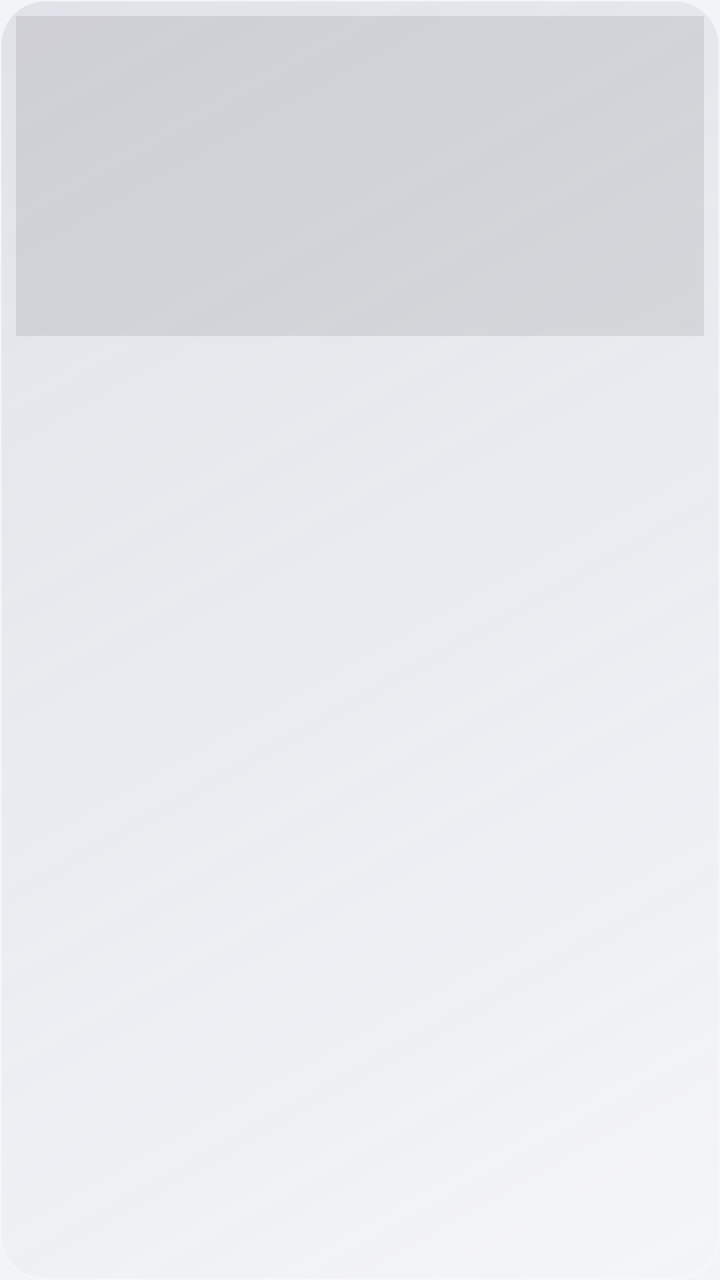
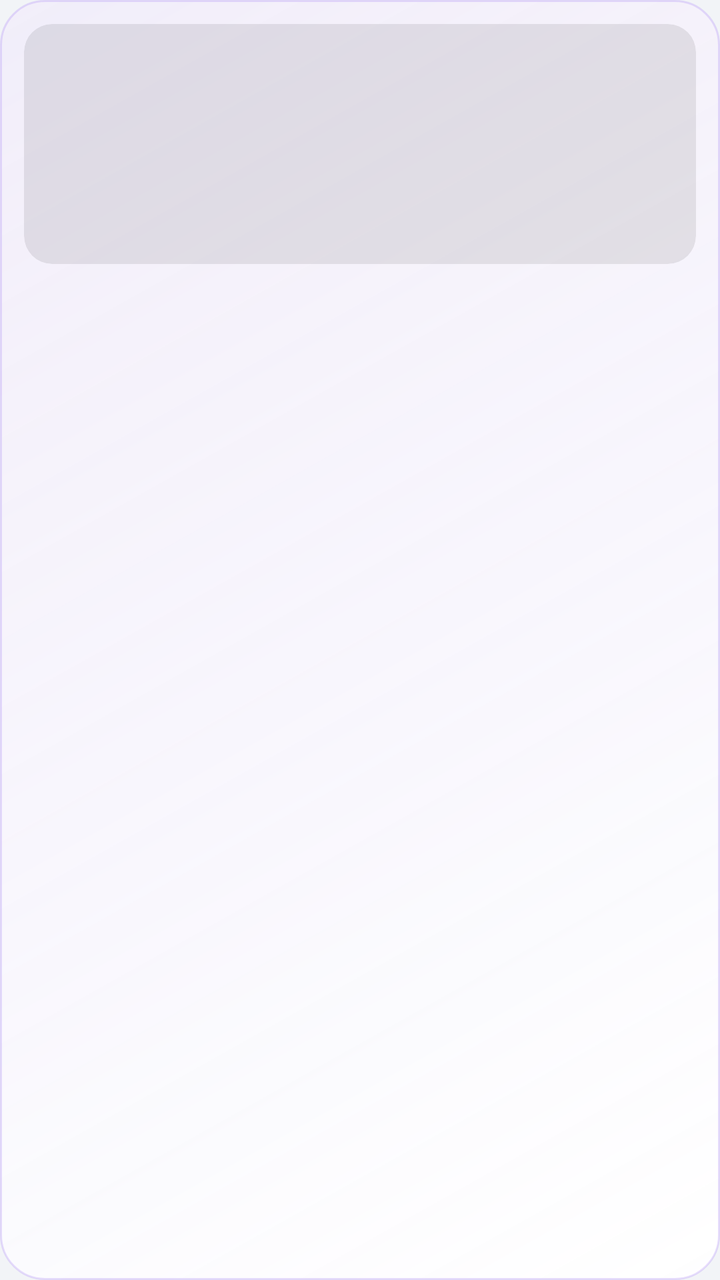

Screens rendered from an Android XML layout before and after an edit, with the pre-edit source and the edit as a unified diff.
<!-- AndroidManifest.xml: application theme Theme.UvcBlindCam -->
<!-- res/layout/item_gallery.xml -->
<?xml version="1.0" encoding="utf-8"?>
<LinearLayout xmlns:android="http://schemas.android.com/apk/res/android"
    android:layout_width="match_parent"
    android:layout_height="wrap_content"
    android:background="@drawable/bg_glass_card"
    android:orientation="vertical"
    android:padding="8dp">

    <FrameLayout
        android:layout_width="match_parent"
        android:layout_height="wrap_content">

        <ImageView
            android:id="@+id/imgThumb"
            android:layout_width="match_parent"
            android:layout_height="160dp"
            android:background="#16000000"
            android:contentDescription="@string/gallery_thumb_desc"
            android:scaleType="centerCrop" />

        
        <ImageView
            android:id="@+id/imgPlay"
            android:layout_width="40dp"
            android:layout_height="40dp"
            android:layout_gravity="center"
            android:background="@drawable/bg_play_badge"
            android:contentDescription="@string/player_play"
            android:padding="9dp"
            android:src="@drawable/ic_play"
            android:visibility="gone" />

        
        <TextView
            android:id="@+id/tvDuration"
            android:layout_width="wrap_content"
            android:layout_height="wrap_content"
            android:layout_gravity="bottom|end"
            android:layout_margin="6dp"
            android:background="#99000000"
            android:paddingStart="7dp"
            android:paddingTop="3dp"
            android:paddingEnd="7dp"
            android:paddingBottom="3dp"
            android:textColor="#FFFFFFFF"
            android:textSize="11sp"
            android:visibility="gone" />

        
        <ImageView
            android:id="@+id/imgCheck"
            android:layout_width="28dp"
            android:layout_height="28dp"
            android:layout_gravity="top|end"
            android:layout_margin="6dp"
            android:contentDescription="@string/gallery_select_items"
            android:src="@drawable/bg_checkbox"
            android:visibility="gone" />
    </FrameLayout>

    <TextView
        android:id="@+id/tvName"
        android:layout_width="match_parent"
        android:layout_height="wrap_content"
        android:layout_marginTop="8dp"
        android:ellipsize="end"
        android:maxLines="1"
        android:paddingStart="4dp"
        android:paddingEnd="4dp"
        android:textColor="#FFEDE9FB"
        android:textSize="13sp"
        android:textStyle="bold" />

    <TextView
        android:id="@+id/tvTime"
        android:layout_width="match_parent"
        android:layout_height="wrap_content"
        android:ellipsize="end"
        android:maxLines="1"
        android:paddingStart="4dp"
        android:paddingEnd="4dp"
        android:paddingBottom="2dp"
        android:textColor="#99FFFFFF"
        android:textSize="11sp" />
</LinearLayout>
<!-- resources referenced by this layout -->
<resources>
  <!-- drawable bg_checkbox (drawable) -->
  <?xml version="1.0" encoding="utf-8"?>
  <selector xmlns:android="http://schemas.android.com/apk/res/android">
      <item android:state_checked="true" android:drawable="@drawable/bg_checkbox_checked" />
      <item android:drawable="@drawable/bg_checkbox_unchecked" />
  </selector>
  <!-- drawable bg_glass_card (drawable) -->
  <?xml version="1.0" encoding="utf-8"?>
  <shape xmlns:android="http://schemas.android.com/apk/res/android"
      android:shape="rectangle">
      <gradient
          android:angle="135"
          android:startColor="#26FFFFFF"
          android:endColor="#1420184A"
          android:type="linear" />
      <corners android:radius="22dp" />
      <stroke
          android:width="1dp"
          android:color="#3DFFFFFF" />
  </shape>
  <string name="gallery_thumb_desc">缩略图</string>
  <string name="player_play">播放</string>
  <style name="Theme.UvcBlindCam" parent="Theme.Material3.DayNight.NoActionBar">
          <item name="colorPrimary">@color/brand_blue</item>
          <item name="colorPrimaryDark">@color/brand_blue_dark</item>
          <item name="colorOnPrimary">@color/white</item>
          <item name="colorSecondary">@color/brand_blue</item>
          <item name="android:colorBackground">#FFF2F4F7</item>
          <item name="colorOnBackground">#FF1A1F26</item>
          <item name="colorSurface">#FFFFFFFF</item>
          <item name="colorOnSurface">#FF1A1F26</item>
          <item name="colorSurfaceVariant">#FFE3EAF2</item>
          <item name="colorOnSurfaceVariant">#FF5A6472</item>
          <item name="colorOutline">#FFB6C0CC</item>
          <item name="android:statusBarColor">#FFFFFFFF</item>
          <item name="android:navigationBarColor">#FFFFFFFF</item>
          <item name="android:windowLightStatusBar">true</item>
          <item name="android:windowFullscreen">false</item>
  
          
          <item name="appBg">@drawable/bg_gradient_light</item>
          <item name="cardBg">@drawable/bg_glass_card_light</item>
          <item name="barBg">@drawable/bg_glass_bar</item>
          <item name="pillBg">@drawable/bg_pill_light</item>
          <item name="pillSelectedBg">@drawable/bg_pill_gradient</item>
          <item name="appBar">#FFFFFFFF</item>
          <item name="chipBg">#FFE3EAF2</item>
          <item name="onSurfaceDim">#FF5A6472</item>
          <item name="dividerColor">#FFD7DDE5</item>
          <item name="btnOutline">#FFB6C0CC</item>
          <item name="previewLabel">#FFFFFFFF</item>
          <item name="accentColor">#FF1565C0</item>
      </style>
  <!-- drawable bg_checkbox_checked (drawable) -->
  <?xml version="1.0" encoding="utf-8"?>
  <layer-list xmlns:android="http://schemas.android.com/apk/res/android">
      <item>
          <shape android:shape="oval">
              <gradient
                  android:angle="0"
                  android:startColor="#FFFF6FB5"
                  android:endColor="#FF8B5CF6"
                  android:type="linear" />
          </shape>
      </item>
      <item
          android:bottom="7dp"
          android:drawable="@drawable/ic_check_white"
          android:left="7dp"
          android:right="7dp"
          android:top="7dp" />
  </layer-list>
  <!-- drawable bg_checkbox_unchecked (drawable) -->
  <?xml version="1.0" encoding="utf-8"?>
  <shape xmlns:android="http://schemas.android.com/apk/res/android"
      android:shape="oval">
      <solid android:color="#80140B2B" />
      <stroke
          android:width="1.5dp"
          android:color="#B3FFFFFF" />
  </shape>
  <color name="brand_blue">#FF1565C0</color>
  <color name="brand_blue_dark">#FF0D47A1</color>
  <color name="white">#FFFFFFFF</color>
  <!-- drawable ic_check_white (drawable) -->
  <vector xmlns:android="http://schemas.android.com/apk/res/android"
      android:width="24dp"
      android:height="24dp"
      android:viewportWidth="24"
      android:viewportHeight="24">
      <path
          android:fillColor="#FFFFFFFF"
          android:pathData="M9.55,17.6l-4.17,-4.17 -1.42,1.41 5.59,5.59 12,-12 -1.41,-1.41z" />
  </vector>
  <!-- unchanged entries left out for length: 8 -->
</resources>

<!-- the commit's change to res/layout/item_gallery.xml (unified diff, before → after) -->
@@ -2,9 +2,10 @@
 <LinearLayout xmlns:android="http://schemas.android.com/apk/res/android"
     android:layout_width="match_parent"
     android:layout_height="wrap_content"
-    android:background="@drawable/bg_glass_card"
+    android:layout_margin="@dimen/ui_gallery_gap"
+    android:background="?attr/cardBg"
     android:orientation="vertical"
-    android:padding="8dp">
+    android:padding="@dimen/ui_gallery_pad">
 
     <FrameLayout
         android:layout_width="match_parent"
@@ -13,20 +14,22 @@
         <ImageView
             android:id="@+id/imgThumb"
             android:layout_width="match_parent"
-            android:layout_height="160dp"
-            android:background="#16000000"
+            android:layout_height="120dp"
+            android:layout_margin="2dp"
+            android:background="@drawable/bg_thumb_round"
+            android:clipToOutline="true"
             android:contentDescription="@string/gallery_thumb_desc"
             android:scaleType="centerCrop" />
 
         
         <ImageView
             android:id="@+id/imgPlay"
-            android:layout_width="40dp"
-            android:layout_height="40dp"
+            android:layout_width="@dimen/ui_capture_button"
+            android:layout_height="@dimen/ui_capture_button"
             android:layout_gravity="center"
             android:background="@drawable/bg_play_badge"
             android:contentDescription="@string/player_play"
-            android:padding="9dp"
+            android:padding="@dimen/ui_capture_padding"
             android:src="@drawable/ic_play"
             android:visibility="gone" />
 
@@ -43,7 +46,7 @@
             android:paddingEnd="7dp"
             android:paddingBottom="3dp"
             android:textColor="#FFFFFFFF"
-            android:textSize="11sp"
+            android:textSize="@dimen/ui_small"
             android:visibility="gone" />
 
         
@@ -54,7 +57,8 @@
             android:layout_gravity="top|end"
             android:layout_margin="6dp"
             android:contentDescription="@string/gallery_select_items"
-            android:src="@drawable/bg_checkbox"
+            android:padding="6dp"
+            android:scaleType="centerInside"
             android:visibility="gone" />
     </FrameLayout>
 
@@ -67,8 +71,8 @@
         android:maxLines="1"
         android:paddingStart="4dp"
         android:paddingEnd="4dp"
-        android:textColor="#FFEDE9FB"
-        android:textSize="13sp"
+        android:textColor="?attr/colorOnSurface"
+        android:textSize="@dimen/ui_gallery_name"
         android:textStyle="bold" />
 
     <TextView
@@ -80,6 +84,6 @@
         android:paddingStart="4dp"
         android:paddingEnd="4dp"
         android:paddingBottom="2dp"
-        android:textColor="#99FFFFFF"
-        android:textSize="11sp" />
+        android:textColor="?attr/onSurfaceDim"
+        android:textSize="@dimen/ui_gallery_time" />
 </LinearLayout>
<!-- resource entries referenced after the edit -->
@@ -1,24 +1,18 @@
 <!-- resources referenced by this layout -->
 <resources>
-  <!-- drawable bg_checkbox (drawable) -->
-  <?xml version="1.0" encoding="utf-8"?>
-  <selector xmlns:android="http://schemas.android.com/apk/res/android">
-      <item android:state_checked="true" android:drawable="@drawable/bg_checkbox_checked" />
-      <item android:drawable="@drawable/bg_checkbox_unchecked" />
-  </selector>
-  <!-- drawable bg_glass_card (drawable) -->
+  <dimen name="ui_capture_button">28dp</dimen>
+  <dimen name="ui_capture_padding">6dp</dimen>
+  <dimen name="ui_gallery_gap">4dp</dimen>
+  <dimen name="ui_gallery_name">12sp</dimen>
+  <dimen name="ui_gallery_pad">8dp</dimen>
+  <dimen name="ui_gallery_time">10sp</dimen>
+  <dimen name="ui_small">10sp</dimen>
+  <!-- drawable bg_thumb_round (drawable) -->
   <?xml version="1.0" encoding="utf-8"?>
   <shape xmlns:android="http://schemas.android.com/apk/res/android"
       android:shape="rectangle">
-      <gradient
-          android:angle="135"
-          android:startColor="#26FFFFFF"
-          android:endColor="#1420184A"
-          android:type="linear" />
-      <corners android:radius="22dp" />
-      <stroke
-          android:width="1dp"
-          android:color="#3DFFFFFF" />
+      <solid android:color="#16000000" />
+      <corners android:radius="14dp" />
   </shape>
   <string name="gallery_thumb_desc">缩略图</string>
   <string name="player_play">播放</string>
@@ -45,6 +39,7 @@
           <item name="barBg">@drawable/bg_glass_bar</item>
           <item name="pillBg">@drawable/bg_pill_light</item>
           <item name="pillSelectedBg">@drawable/bg_pill_gradient</item>
+          <item name="barChipBg">@drawable/bg_pill</item>
           <item name="appBar">#FFFFFFFF</item>
           <item name="chipBg">#FFE3EAF2</item>
           <item name="onSurfaceDim">#FF5A6472</item>
@@ -53,47 +48,19 @@
           <item name="previewLabel">#FFFFFFFF</item>
           <item name="accentColor">#FF1565C0</item>
       </style>
-  <!-- drawable bg_checkbox_checked (drawable) -->
-  <?xml version="1.0" encoding="utf-8"?>
-  <layer-list xmlns:android="http://schemas.android.com/apk/res/android">
-      <item>
-          <shape android:shape="oval">
-              <gradient
-                  android:angle="0"
-                  android:startColor="#FFFF6FB5"
-                  android:endColor="#FF8B5CF6"
-                  android:type="linear" />
-          </shape>
-      </item>
-      <item
-          android:bottom="7dp"
-          android:drawable="@drawable/ic_check_white"
-          android:left="7dp"
-          android:right="7dp"
-          android:top="7dp" />
-  </layer-list>
-  <!-- drawable bg_checkbox_unchecked (drawable) -->
-  <?xml version="1.0" encoding="utf-8"?>
-  <shape xmlns:android="http://schemas.android.com/apk/res/android"
-      android:shape="oval">
-      <solid android:color="#80140B2B" />
-      <stroke
-          android:width="1.5dp"
-          android:color="#B3FFFFFF" />
-  </shape>
   <color name="brand_blue">#FF1565C0</color>
   <color name="brand_blue_dark">#FF0D47A1</color>
   <color name="white">#FFFFFFFF</color>
-  <!-- drawable ic_check_white (drawable) -->
-  <vector xmlns:android="http://schemas.android.com/apk/res/android"
-      android:width="24dp"
-      android:height="24dp"
-      android:viewportWidth="24"
-      android:viewportHeight="24">
-      <path
-          android:fillColor="#FFFFFFFF"
-          android:pathData="M9.55,17.6l-4.17,-4.17 -1.42,1.41 5.59,5.59 12,-12 -1.41,-1.41z" />
-  </vector>
+  <!-- drawable bg_pill (drawable) -->
+  <?xml version="1.0" encoding="utf-8"?>
+  <shape xmlns:android="http://schemas.android.com/apk/res/android"
+      android:shape="rectangle">
+      <solid android:color="#1FFFFFFF" />
+      <corners android:radius="100dp" />
+      <stroke
+          android:width="1dp"
+          android:color="#2EFFFFFF" />
+  </shape>
   <!-- unchanged entries left out for length: 8 -->
 </resources>
 
